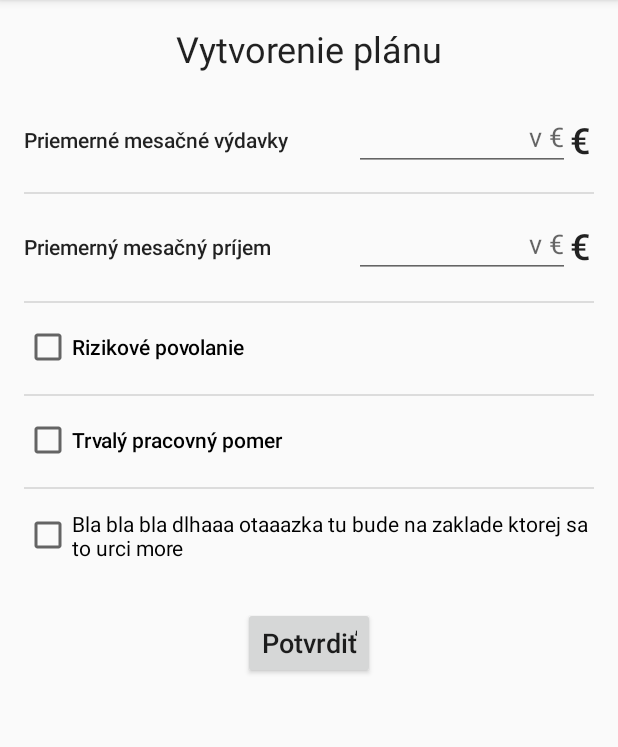
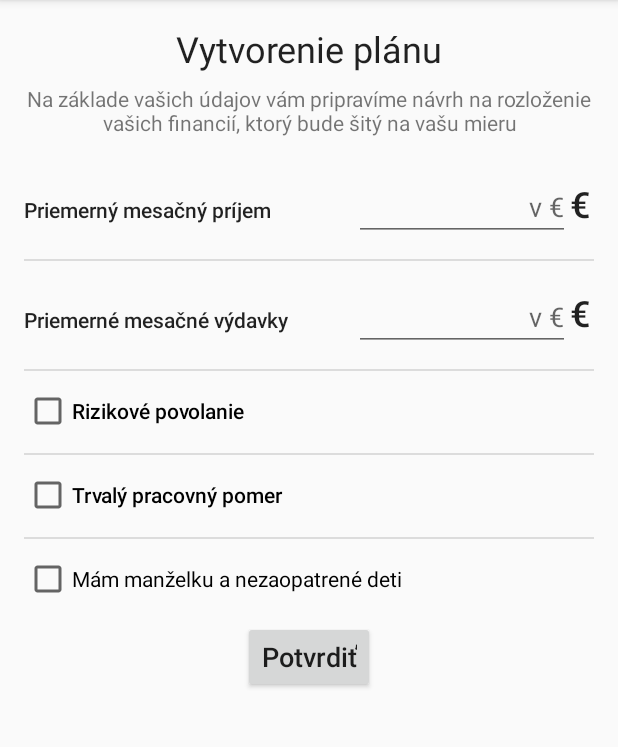
Before and after one commit to Trupendo/FinHealth, an Android app: the PlanCreateFragment screen opened through its navigation route, on a phone screen of 412 x 824 dp, the part 84-831 px from its top. Run offline under Robolectric (Android 15) with nearby library versions, the phone set to English and light mode, and no system bars; our stand-ins replace Firebase (no records; nobody signed in at launch, a user with empty details on screens opened directly); 1 statement that could not run was skipped.

Commit message:
Po registracii prebehne prihlasenie

```diff
--- a/app/src/main/java/devetlopers/finhealth/PlanCreateFragment.java
+++ b/app/src/main/java/devetlopers/finhealth/PlanCreateFragment.java
@@ -15,7 +15,6 @@ import android.widget.EditText;
 import android.widget.Toast;
 
 import com.google.firebase.auth.FirebaseAuth;
-import com.google.firebase.firestore.DocumentReference;
 import com.google.firebase.firestore.FirebaseFirestore;
 import com.google.firebase.firestore.SetOptions;
 
@@ -46,8 +45,8 @@ public class PlanCreateFragment extends Fragment {
         FirebaseFirestore firebaseFirestore = FirebaseFirestore.getInstance();
         SingletonUser user = SingletonUser.getInstance();
 
-        EditText rezervaAmount = view.findViewById(R.id.rezervaAnount);
-        EditText rezervaPercent = view.findViewById(R.id.rezervaPercent);
+        EditText pMesPrijem = view.findViewById(R.id.pMesPrijem);
+        EditText pMesVydavky = view.findViewById(R.id.pMesVydavky);
         Button confirmButton = view.findViewById(R.id.createPlanBtn);
 
         if (user.getLoggedUser().isPlanCreated()) {
@@ -55,17 +54,17 @@ public class PlanCreateFragment extends Fragment {
         }
 
         confirmButton.setOnClickListener(v -> {
-            double rezervaPlan = Double.parseDouble(String.valueOf(rezervaAmount.getText()));
-            double rezervaPercentValue = Double.parseDouble(String.valueOf(rezervaPercent.getText()));
+            double rezervaPlan = Double.parseDouble(String.valueOf(pMesVydavky.getText()))*3;
+            double budMajetkuPlan = Double.parseDouble(String.valueOf(pMesPrijem.getText()))*0.1;
             HashMap<String, Object> data = new HashMap<>();
             data.put("rezervaPlan", rezervaPlan);
-            data.put("rezervaPercent", rezervaPercentValue);
+            data.put("rezervaPercent", budMajetkuPlan);
             data.put("planCreated", true);
             firebaseFirestore.collection("users").document(auth.getCurrentUser().getUid()).set(data, SetOptions.merge()).addOnCompleteListener(runnable1 -> {
                 Toast.makeText(getContext(), "Dáta boli uložené", Toast.LENGTH_SHORT).show();
                 user.getLoggedUser().setPlanCreated(true);
                 user.getLoggedUser().setRezervaPlan(rezervaPlan);
-                user.getLoggedUser().setRezervaPercent(rezervaPercentValue);
+                user.getLoggedUser().setRezervaPercent(budMajetkuPlan);
                 Navigation.findNavController(view).navigate(R.id.action_planCreateFragment_to_mainFragment);
             });
         });
--- a/app/src/main/java/devetlopers/finhealth/RegistrationFragment.java
+++ b/app/src/main/java/devetlopers/finhealth/RegistrationFragment.java
@@ -5,6 +5,7 @@ import android.os.Bundle;
 import androidx.annotation.NonNull;
 import androidx.annotation.Nullable;
 import androidx.fragment.app.Fragment;
+import androidx.navigation.Navigation;
 
 import android.view.LayoutInflater;
 import android.view.View;
@@ -72,7 +73,21 @@ public class RegistrationFragment extends Fragment {
                     firebaseFirestore.collection("users").document(auth.getCurrentUser().getUid()).set(data, SetOptions.merge()).addOnCompleteListener(runnable1 -> {
                         Toast.makeText(requireContext(), "Dáta boli uložené", Toast.LENGTH_SHORT).show();
                     });
+                    firebaseFirestore.collection("users").document(auth.getCurrentUser().getUid()).get().addOnCompleteListener(runnable1 -> {
+                        if (runnable1.isSuccessful()) {
+                            User user = runnable1.getResult().toObject(User.class);
+                            SingletonUser user1 = SingletonUser.getInstance();
+                            user1.setLoggedUser(user);
+                            if (!user1.getLoggedUser().isPlanCreated()) {
+                                Navigation.findNavController(view).navigate(R.id.action_registrationFragment_to_planCreateFragment);
+                            } else {
+                                Navigation.findNavController(view).navigate(R.id.action_loginFragment_to_mainFragment);
+                            }
+                        } else
+                            Toast.makeText(getContext(), "Could not fetch data", Toast.LENGTH_SHORT).show();
+                    });
                 } else {
+                    Toast.makeText(getContext(), "Something went wrong", Toast.LENGTH_SHORT).show();
                     Toast.makeText(getContext(), "Nepodarilo sa registrovať", Toast.LENGTH_SHORT).show();
                 }
             });
--- a/app/src/main/res/layout/fragment_plan_create.xml
+++ b/app/src/main/res/layout/fragment_plan_create.xml
@@ -19,55 +19,97 @@
         app:layout_constraintStart_toStartOf="parent"
         app:layout_constraintTop_toTopOf="parent" />
 
-    <CheckBox
-        android:id="@+id/checkBox9"
+    <TextView
+        android:id="@+id/textView5"
+        android:layout_width="220dp"
+        android:layout_height="41dp"
+        android:layout_marginStart="16dp"
+        android:layout_marginTop="28dp"
+        android:gravity="center_vertical"
+        android:text="Priemerný mesačný príjem"
+        android:textAppearance="@style/TextAppearance.AppCompat.Body2"
+        app:layout_constraintEnd_toStartOf="@+id/pMesPrijem"
+        app:layout_constraintStart_toStartOf="parent"
+        app:layout_constraintTop_toBottomOf="@+id/textView8" />
+
+    <View
+        android:id="@+id/divider3"
         android:layout_width="0dp"
-        android:layout_height="wrap_content"
+        android:layout_height="1dp"
         android:layout_marginStart="16dp"
-        android:layout_marginTop="30dp"
+        android:layout_marginTop="12dp"
         android:layout_marginEnd="16dp"
-        android:text="Rizikové povolanie"
-        android:textAppearance="@style/TextAppearance.AppCompat.Body2"
+        android:background="?android:attr/listDivider"
         app:layout_constraintEnd_toEndOf="parent"
+        app:layout_constraintHorizontal_bias="0.0"
         app:layout_constraintStart_toStartOf="parent"
-        app:layout_constraintTop_toBottomOf="@+id/textView7" />
+        app:layout_constraintTop_toBottomOf="@+id/checkBox9" />
+
+    <EditText
+        android:id="@+id/pMesPrijem"
+        android:layout_width="0dp"
+        android:layout_height="41dp"
+        android:layout_marginTop="28dp"
+        android:layout_marginEnd="32dp"
+        android:ems="10"
+        android:hint="v €"
+        android:inputType="numberDecimal"
+        android:textAlignment="textEnd"
+        app:layout_constraintEnd_toEndOf="parent"
+        app:layout_constraintStart_toEndOf="@+id/textView5"
+        app:layout_constraintTop_toBottomOf="@+id/textView8" />
+
+    <EditText
+        android:id="@+id/pMesVydavky"
+        android:layout_width="0dp"
+        android:layout_height="41dp"
+        android:layout_marginTop="32dp"
+        android:layout_marginEnd="32dp"
+        android:ems="10"
+        android:hint="v €"
+        android:inputType="numberDecimal"
+        android:textAlignment="textEnd"
+        app:layout_constraintEnd_toEndOf="parent"
+        app:layout_constraintStart_toEndOf="@+id/textView7"
+        app:layout_constraintTop_toBottomOf="@+id/pMesPrijem" />
+
+    <View
+        android:id="@+id/divider4"
+        android:layout_width="0dp"
+        android:layout_height="1dp"
+        android:layout_marginStart="16dp"
+        android:layout_marginTop="12dp"
+        android:layout_marginEnd="16dp"
+        android:background="?android:attr/listDivider"
+        app:layout_constraintEnd_toEndOf="parent"
+        app:layout_constraintHorizontal_bias="0.0"
+        app:layout_constraintStart_toStartOf="parent"
+        app:layout_constraintTop_toBottomOf="@+id/checkBox10" />
 
     <CheckBox
         android:id="@+id/checkBox10"
         android:layout_width="0dp"
         android:layout_height="wrap_content"
         android:layout_marginStart="16dp"
-        android:layout_marginTop="30dp"
+        android:layout_marginTop="24dp"
         android:layout_marginEnd="16dp"
         android:text="Trvalý pracovný pomer"
         android:textAppearance="@style/TextAppearance.AppCompat.Body2"
         app:layout_constraintEnd_toEndOf="parent"
-        app:layout_constraintHorizontal_bias="0.498"
+        app:layout_constraintHorizontal_bias="0.0"
         app:layout_constraintStart_toStartOf="parent"
         app:layout_constraintTop_toBottomOf="@+id/checkBox9" />
-
-    <CheckBox
-        android:id="@+id/checkBox11"
-        android:layout_width="0dp"
-        android:layout_height="wrap_content"
-        android:layout_marginStart="16dp"
-        android:layout_marginTop="30dp"
-        android:layout_marginEnd="16dp"
-        android:text="Bla bla bla dlhaaa otaaazka tu bude na zaklade ktorej sa to urci more"
-        app:layout_constraintEnd_toEndOf="parent"
-        app:layout_constraintHorizontal_bias="0.498"
-        app:layout_constraintStart_toStartOf="parent"
-        app:layout_constraintTop_toBottomOf="@+id/checkBox10" />
 
     <Button
         android:id="@+id/createPlanBtn"
         android:layout_width="wrap_content"
         android:layout_height="wrap_content"
-        android:layout_marginTop="30dp"
+        android:layout_marginTop="12dp"
         android:text="Potvrdiť"
         android:textAppearance="@style/TextAppearance.AppCompat.Body2"
         android:textSize="18sp"
         app:layout_constraintEnd_toEndOf="parent"
+        app:layout_constraintHorizontal_bias="0.501"
         app:layout_constraintStart_toStartOf="parent"
         app:layout_constraintTop_toBottomOf="@+id/checkBox11" />
 
@@ -76,19 +118,47 @@
         android:layout_width="0dp"
         android:layout_height="1dp"
         android:layout_marginStart="16dp"
-        android:layout_marginTop="14dp"
+        android:layout_marginTop="12dp"
         android:layout_marginEnd="16dp"
         android:background="?android:attr/listDivider"
         app:layout_constraintEnd_toEndOf="parent"
+        app:layout_constraintHorizontal_bias="0.0"
         app:layout_constraintStart_toStartOf="parent"
         app:layout_constraintTop_toBottomOf="@+id/textView5" />
+
+    <CheckBox
+        android:id="@+id/checkBox11"
+        android:layout_width="0dp"
+        android:layout_height="wrap_content"
+        android:layout_marginStart="16dp"
+        android:layout_marginTop="24dp"
+        android:layout_marginEnd="16dp"
+        android:text="Mám manželku a nezaopatrené deti"
+        app:layout_constraintEnd_toEndOf="parent"
+        app:layout_constraintHorizontal_bias="0.0"
+        app:layout_constraintStart_toStartOf="parent"
+        app:layout_constraintTop_toBottomOf="@+id/checkBox10" />
+
+    <CheckBox
+        android:id="@+id/checkBox9"
+        android:layout_width="0dp"
+        android:layout_height="wrap_content"
+        android:layout_marginStart="16dp"
+        android:layout_marginTop="24dp"
+        android:layout_marginEnd="16dp"
+        android:text="Rizikové povolanie"
+        android:textAppearance="@style/TextAppearance.AppCompat.Body2"
+        app:layout_constraintEnd_toEndOf="parent"
+        app:layout_constraintHorizontal_bias="0.0"
+        app:layout_constraintStart_toStartOf="parent"
+        app:layout_constraintTop_toBottomOf="@+id/textView7" />
 
     <View
         android:id="@+id/divider2"
         android:layout_width="0dp"
         android:layout_height="1dp"
         android:layout_marginStart="16dp"
-        android:layout_marginTop="15dp"
+        android:layout_marginTop="12dp"
         android:layout_marginEnd="16dp"
         android:background="?android:attr/listDivider"
         app:layout_constraintEnd_toEndOf="parent"
@@ -96,83 +166,16 @@
         app:layout_constraintStart_toStartOf="parent"
         app:layout_constraintTop_toBottomOf="@+id/textView7" />
 
-    <View
-        android:id="@+id/divider3"
-        android:layout_width="0dp"
-        android:layout_height="1dp"
-        android:layout_marginStart="16dp"
-        android:layout_marginTop="15dp"
-        android:layout_marginEnd="16dp"
-        android:background="?android:attr/listDivider"
-        app:layout_constraintEnd_toEndOf="parent"
-        app:layout_constraintHorizontal_bias="0.0"
-        app:layout_constraintStart_toStartOf="parent"
-        app:layout_constraintTop_toBottomOf="@+id/checkBox9" />
-
-    <View
-        android:id="@+id/divider4"
-        android:layout_width="0dp"
-        android:layout_height="1dp"
-        android:layout_marginStart="16dp"
-        android:layout_marginTop="15dp"
-        android:layout_marginEnd="16dp"
-        android:background="?android:attr/listDivider"
-        app:layout_constraintEnd_toEndOf="parent"
-        app:layout_constraintHorizontal_bias="0.0"
-        app:layout_constraintStart_toStartOf="parent"
-        app:layout_constraintTop_toBottomOf="@+id/checkBox10" />
-
-    <EditText
-        android:id="@+id/rezervaAnount"
-        android:layout_width="0dp"
-        android:layout_height="41dp"
-        android:layout_marginTop="24dp"
-        android:layout_marginEnd="32dp"
-        android:ems="10"
-        android:hint="v €"
-        android:inputType="numberDecimal"
-        android:textAlignment="textEnd"
-        app:layout_constraintEnd_toEndOf="parent"
-        app:layout_constraintStart_toEndOf="@+id/textView5"
-        app:layout_constraintTop_toBottomOf="@+id/textView4" />
-
-    <EditText
-        android:id="@+id/rezervaPercent"
-        android:layout_width="0dp"
-        android:layout_height="41dp"
-        android:layout_marginTop="30dp"
-        android:layout_marginEnd="32dp"
-        android:ems="10"
-        android:hint="v €"
-        android:inputType="numberDecimal"
-        android:textAlignment="textEnd"
-        app:layout_constraintEnd_toEndOf="parent"
-        app:layout_constraintStart_toEndOf="@+id/textView7"
-        app:layout_constraintTop_toBottomOf="@+id/rezervaAnount" />
-
-    <TextView
-        android:id="@+id/textView5"
-        android:layout_width="220dp"
-        android:layout_height="41dp"
-        android:layout_marginStart="16dp"
-        android:layout_marginTop="24dp"
-        android:gravity="center_vertical"
-        android:text="Priemerné mesačné výdavky"
-        android:textAppearance="@style/TextAppearance.AppCompat.Body2"
-        app:layout_constraintEnd_toStartOf="@+id/rezervaAnount"
-        app:layout_constraintStart_toStartOf="parent"
-        app:layout_constraintTop_toBottomOf="@+id/textView4" />
-
     <TextView
         android:id="@+id/textView7"
         android:layout_width="220dp"
         android:layout_height="41dp"
         android:layout_marginStart="16dp"
-        android:layout_marginTop="30dp"
+        android:layout_marginTop="32dp"
         android:gravity="center_vertical"
-        android:text="Priemerný mesačný príjem"
+        android:text="Priemerné mesačné výdavky"
         android:textAppearance="@style/TextAppearance.AppCompat.Body2"
-        app:layout_constraintEnd_toStartOf="@+id/rezervaPercent"
+        app:layout_constraintEnd_toStartOf="@+id/pMesVydavky"
         app:layout_constraintStart_toStartOf="parent"
         app:layout_constraintTop_toBottomOf="@+id/textView5" />
 
@@ -180,14 +183,14 @@
         android:id="@+id/percent"
         android:layout_width="wrap_content"
         android:layout_height="wrap_content"
-        android:layout_marginTop="38dp"
+        android:layout_marginTop="40dp"
         android:layout_marginEnd="16dp"
         android:text="@string/euro"
         android:textAppearance="@style/TextAppearance.AppCompat.Body2"
         android:textSize="24sp"
         app:layout_constraintEnd_toEndOf="parent"
         app:layout_constraintHorizontal_bias="0.0"
-        app:layout_constraintStart_toEndOf="@+id/rezervaAnount"
+        app:layout_constraintStart_toEndOf="@+id/pMesPrijem"
         app:layout_constraintTop_toBottomOf="@+id/euro" />
 
     <TextView
@@ -201,7 +204,19 @@
         android:textSize="24sp"
         app:layout_constraintEnd_toEndOf="parent"
         app:layout_constraintHorizontal_bias="0.0"
-        app:layout_constraintStart_toEndOf="@+id/rezervaAnount"
-        app:layout_constraintTop_toBottomOf="@+id/textView4" />
+        app:layout_constraintStart_toEndOf="@+id/pMesPrijem"
+        app:layout_constraintTop_toBottomOf="@+id/textView8" />
+
+    <TextView
+        android:id="@+id/textView8"
+        android:layout_width="wrap_content"
+        android:layout_height="wrap_content"
+        android:layout_marginTop="40dp"
+        android:text="Na základe vašich údajov vám pripravíme návrh na rozloženie vašich financií, ktorý bude šitý na vašu mieru"
+        android:textAlignment="center"
+        app:layout_constraintEnd_toEndOf="parent"
+        app:layout_constraintHorizontal_bias="0.0"
+        app:layout_constraintStart_toStartOf="parent"
+        app:layout_constraintTop_toTopOf="@+id/textView4" />
 
 </androidx.constraintlayout.widget.ConstraintLayout>
--- a/app/src/main/res/navigation/main_graph.xml
+++ b/app/src/main/res/navigation/main_graph.xml
@@ -36,7 +36,11 @@
         android:id="@+id/registrationFragment"
         android:name="devetlopers.finhealth.RegistrationFragment"
         android:label="fragment_registration"
-        tools:layout="@layout/fragment_registration" />
+        tools:layout="@layout/fragment_registration" >
+        <action
+            android:id="@+id/action_registrationFragment_to_planCreateFragment"
+            app:destination="@id/planCreateFragment" />
+    </fragment>
     <fragment
         android:id="@+id/addMoneyFragment"
         android:name="devetlopers.finhealth.AddMoneyFragment"
--- a/build.gradle
+++ b/build.gradle
@@ -8,7 +8,7 @@ buildscript {
 
     }
     dependencies {
-        classpath 'com.android.tools.build:gradle:4.0.0'
+        classpath 'com.android.tools.build:gradle:3.6.3'
         classpath 'com.google.gms:google-services:4.3.3'
         // NOTE: Do not place your application dependencies here; they belong
         // in the individual module build.gradle files
```
